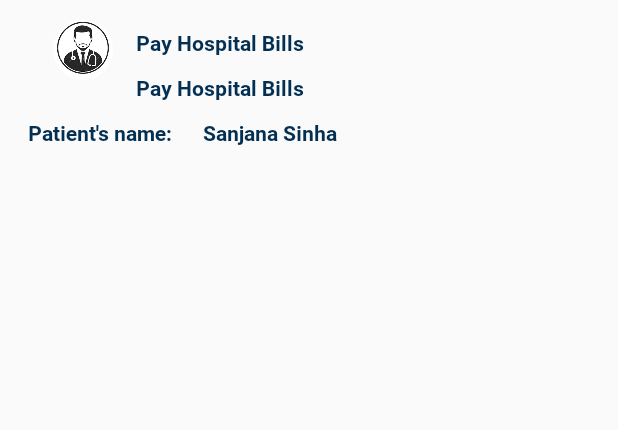
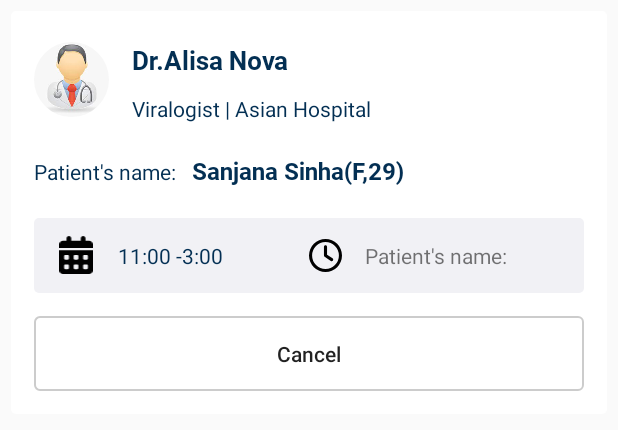
Before and after one commit to Jatindersyall12/Medivow, an Android app: the layout adapter_appointment_list.xml on its own in the app's theme, with its tools: preview values and no code run, on a phone screen of 412 x 824 dp. Shown: the top 430 px of the screen. Run offline under Robolectric (Android 15) with nearby library versions, the phone set to English and light mode, and no system bars.

Commit message:
Code updated

```diff
--- a/app/src/main/AndroidManifest.xml
+++ b/app/src/main/AndroidManifest.xml
@@ -131,6 +131,10 @@
             android:exported="false"
             android:screenOrientation="portrait" />
         <activity
+            android:name=".appointmentlist.AppointmentDetailActivity"
+            android:exported="false"
+            android:screenOrientation="portrait" />
+        <activity
             android:name=".feature.profile.ProfileActivity"
             android:exported="false"
             android:label="@string/title_activity_profile"
--- a/app/src/main/java/com/app/treatEasy/state/Api.java
+++ b/app/src/main/java/com/app/treatEasy/state/Api.java
@@ -275,7 +275,7 @@ public interface Api {
 
     @Headers("Authorization: treateasy2022")
     @FormUrlEncoded
-    @POST("GetClientDataForPayment")
+    @POST("GetAppointmentList")
     Call<AppointmentListResponse> getAppointmentList(@Field("userid") String userid);
 
     @Headers("Authorization: treateasy2022")
--- /dev/null
+++ b/app/src/main/res/drawable/cancel_button_bg.xml
@@ -0,0 +1,8 @@
+<?xml version="1.0" encoding="utf-8"?>
+<shape xmlns:android="http://schemas.android.com/apk/res/android"
+    android:shape="rectangle">
+    <stroke
+        android:width="@dimen/dp_1"
+        android:color="@color/grey_medium" />
+    <corners android:radius="3dp" />
+</shape>
--- /dev/null
+++ b/app/src/main/res/drawable/clock.xml
@@ -0,0 +1,9 @@
+<vector xmlns:android="http://schemas.android.com/apk/res/android"
+    android:width="512dp"
+    android:height="512dp"
+    android:viewportWidth="512"
+    android:viewportHeight="512">
+  <path
+      android:fillColor="#FF000000"
+      android:pathData="M464,256A208,208 0,1 1,48 256a208,208 0,1 1,416 0zM0,256a256,256 0,1 0,512 0A256,256 0,1 0,0 256zM232,120V256c0,8 4,15.5 10.7,20l96,64c11,7.4 25.9,4.4 33.3,-6.7s4.4,-25.9 -6.7,-33.3L280,243.2V120c0,-13.3 -10.7,-24 -24,-24s-24,10.7 -24,24z"/>
+</vector>
--- /dev/null
+++ b/app/src/main/res/drawable/item_detail_bg.xml
@@ -0,0 +1,6 @@
+<?xml version="1.0" encoding="utf-8"?>
+<shape xmlns:android="http://schemas.android.com/apk/res/android"
+    android:shape="rectangle">
+    <solid android:color="#ffffff"/>
+    <corners android:radius="3dp" />
+</shape>
--- /dev/null
+++ b/app/src/main/res/drawable/time_detail_bg.xml
@@ -0,0 +1,6 @@
+<?xml version="1.0" encoding="utf-8"?>
+<shape xmlns:android="http://schemas.android.com/apk/res/android"
+    android:shape="rectangle">
+    <solid android:color="#F1F1F5"/>
+    <corners android:radius="3dp" />
+</shape>
--- a/app/src/main/res/layout/adapter_appointment_list.xml
+++ b/app/src/main/res/layout/adapter_appointment_list.xml
@@ -1,29 +1,37 @@
 <?xml version="1.0" encoding="utf-8"?>
 <LinearLayout xmlns:android="http://schemas.android.com/apk/res/android"
-    xmlns:app="http://schemas.android.com/apk/res-auto"
     xmlns:tools="http://schemas.android.com/tools"
-    android:layout_width="wrap_content"
+    android:layout_width="match_parent"
     android:layout_height="wrap_content"
     android:layout_margin="7dp"
-    android:elevation="@dimen/dp_5"
+    android:layout_marginTop="20dp"
+    android:layout_marginBottom="20dp"
+    android:background="@drawable/item_detail_bg"
     android:gravity="center"
-    android:orientation="vertical"
-    android:padding="6dp"
-    app:cardCornerRadius="20dp">
+    android:orientation="vertical">
 
     <LinearLayout
+
+        android:layout_width="match_parent"
+        android:layout_height="wrap_content"
+        android:layout_marginTop="15dp"
+        android:layout_marginBottom="15dp"
+        android:orientation="vertical">
+
+        <LinearLayout
+            android:layout_marginLeft="15dp"
             android:id="@+id/layMain"
-        android:layout_width="wrap_content"
+            android:layout_width="match_parent"
             android:layout_height="wrap_content"
             android:orientation="horizontal">
 
             <de.hdodenhof.circleimageview.CircleImageView
                 android:id="@+id/imgDoctor"
-            android:layout_width="40dp"
-            android:layout_height="40dp"
+                android:layout_width="50dp"
+                android:layout_height="50dp"
+                android:layout_marginTop="5dp"
                 android:backgroundTint="#d4d4d4"
-            android:src="@drawable/doctor_icon"
-            tools:ignore="MissingConstraints" />
+                android:src="@drawable/profile_doctor" />
 
             <LinearLayout
                 android:layout_width="wrap_content"
@@ -39,8 +47,9 @@
                     android:fontFamily="@font/roboto_bold"
                     android:gravity="left"
                     android:padding="5dp"
-                android:text="@string/pay_hospital_bills"
-                android:textColor="@color/colorPrimary"
+                    android:text="Dr.Alisa Nova"
+                    android:textColor="#032F53"
+                    android:textSize="17sp"
                     tools:ignore="MissingConstraints" />
 
                 <TextView
@@ -49,17 +58,18 @@
                     android:layout_height="wrap_content"
                     android:layout_marginStart="@dimen/dp_10"
                     android:layout_marginEnd="@dimen/dp_10"
-                android:fontFamily="@font/roboto_bold"
                     android:gravity="left"
                     android:padding="5dp"
-                android:text="@string/pay_hospital_bills"
+                    android:text="Viralogist | Asian Hospital"
                     android:textColor="@color/colorPrimary"
                     tools:ignore="MissingConstraints" />
             </LinearLayout>
         </LinearLayout>
 
         <LinearLayout
-        android:layout_width="wrap_content"
+            android:layout_marginLeft="15dp"
+            android:layout_marginTop="10dp"
+            android:layout_width="match_parent"
             android:layout_height="wrap_content"
             android:orientation="horizontal">
 
@@ -67,25 +77,100 @@
                 android:layout_width="wrap_content"
                 android:layout_height="wrap_content"
                 android:layout_marginEnd="@dimen/dp_10"
-            android:fontFamily="@font/roboto_bold"
                 android:gravity="left"
-            android:padding="5dp"
+                android:paddingTop="5dp"
+                android:paddingBottom="5dp"
                 android:text="Patient's name:"
                 android:textColor="@color/colorPrimary"
                 tools:ignore="MissingConstraints" />
 
             <TextView
+                android:textSize="16sp"
+                android:paddingTop="5dp"
+                android:paddingBottom="5dp"
                 android:id="@+id/tvPatientName"
                 android:layout_width="wrap_content"
                 android:layout_height="wrap_content"
                 android:layout_marginEnd="@dimen/dp_10"
                 android:fontFamily="@font/roboto_bold"
                 android:gravity="left"
+                android:text="Sanjana Sinha(F,29)"
+                android:textColor="#032F53"
+                tools:ignore="MissingConstraints" />
+
+        </LinearLayout>
+
+        <LinearLayout
+            android:layout_marginLeft="15dp"
+            android:layout_marginRight="15dp"
+            android:layout_width="match_parent"
+            android:layout_height="50dp"
+            android:layout_marginTop="15dp"
+            android:background="@drawable/time_detail_bg"
+            android:orientation="horizontal">
+
+            <LinearLayout
+                android:layout_width="0dp"
+                android:layout_height="match_parent"
+                android:layout_weight="1"
+                android:orientation="horizontal">
+
+                <ImageView
+                    android:layout_marginLeft="15dp"
+                    android:layout_width="25dp"
+                    android:layout_height="25dp"
+                    android:layout_gravity="center"
+                    android:src="@drawable/date" />
+
+                <TextView
+                    android:id="@+id/tvDate"
+                    android:layout_width="wrap_content"
+                    android:layout_height="wrap_content"
+                    android:layout_gravity="center"
+                    android:layout_marginLeft="10dp"
+                    android:gravity="center"
                     android:padding="5dp"
-            android:text="Sanjana Sinha"
+                    android:text="11:00 -3:00"
                     android:textColor="@color/colorPrimary"
                     tools:ignore="MissingConstraints" />
 
             </LinearLayout>
 
+            <LinearLayout
+                android:layout_width="0dp"
+                android:layout_height="match_parent"
+                android:layout_weight="1"
+                android:orientation="horizontal">
+
+                <ImageView
+                    android:layout_width="22dp"
+                    android:layout_height="22dp"
+                    android:layout_gravity="center"
+                    android:src="@drawable/clock" />
+
+                <TextView
+                    android:id="@+id/tvTime"
+                    android:layout_width="wrap_content"
+                    android:layout_height="wrap_content"
+                    android:layout_gravity="center"
+                    android:layout_marginLeft="10dp"
+                    android:gravity="center"
+                    android:padding="5dp"
+                    android:text="Patient's name:"
+                    tools:ignore="MissingConstraints" />
+
             </LinearLayout>
+        </LinearLayout>
+
+        <Button
+            android:layout_marginLeft="15dp"
+            android:layout_marginRight="15dp"
+            android:id="@+id/btnCancel"
+            android:layout_width="match_parent"
+            android:layout_height="50dp"
+            android:layout_marginTop="15dp"
+            android:background="@drawable/cancel_button_bg"
+            android:textAllCaps="false"
+            android:text="Cancel" />
+    </LinearLayout>
+</LinearLayout>
--- a/app/src/main/res/values/strings.xml
+++ b/app/src/main/res/values/strings.xml
@@ -147,6 +147,9 @@
     <string name="change_location">Change Location</string>
     <string name="edit_profile">Edit Profile</string>
     <string name="appointment_booking">Appointment Booking</string>
+    <string name="my_appointment">My Appointments</string>
+    <string name="appointment_detail">Appointment Detail</string>
+
     <string name="payment_detail">Payment Detail</string>
     <string name="appointment_status">Appointment Status</string>
 
```
Also changed, not shown: app/src/main/java/com/app/treatEasy/appointmentlist/AppointmentDetailActivity.java (added, +80 -0 lines), app/src/main/java/com/app/treatEasy/appointmentlist/AppointmentListActivity.java (+10 -10 lines), app/src/main/java/com/app/treatEasy/appointmentlist/AppointmentListAdapter.java (+13 -2 lines), app/src/main/res/layout/activity_appointment_detail.xml (added, +187 -0 lines), app/src/main/res/layout/activity_appointment_list.xml (+9 -3 lines). Lines whose indentation alone changed are shown as unchanged.
